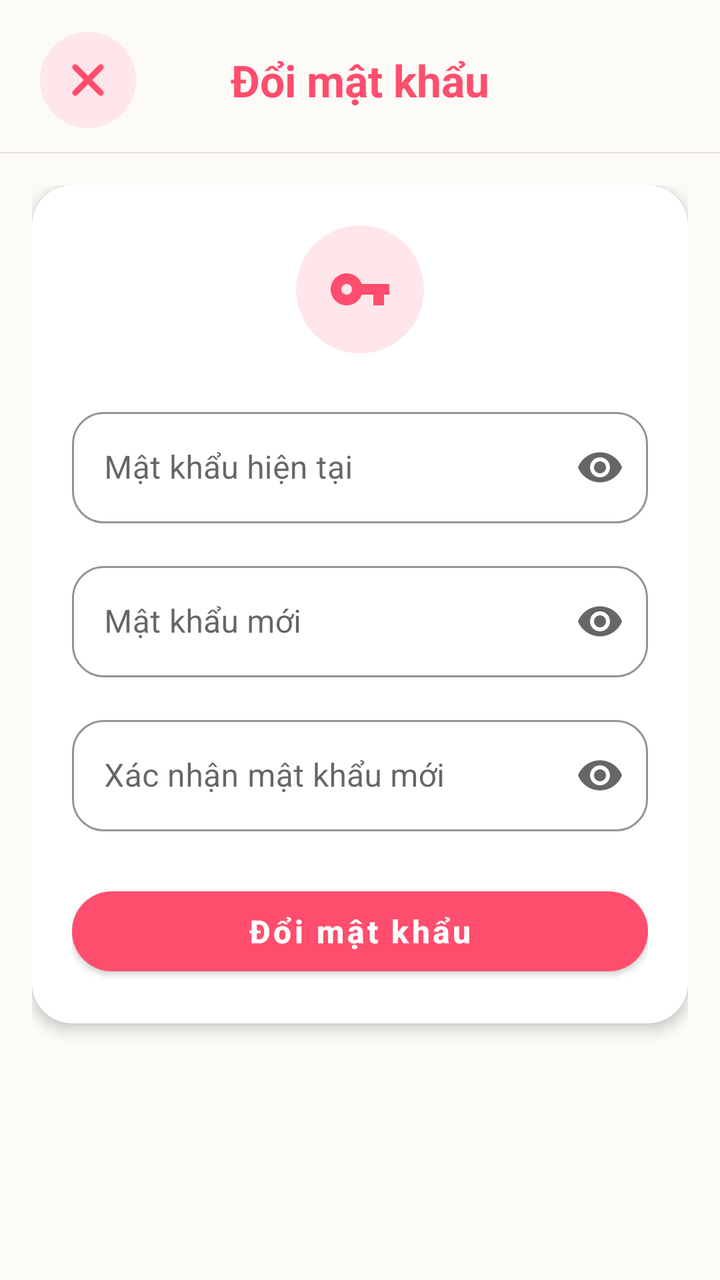
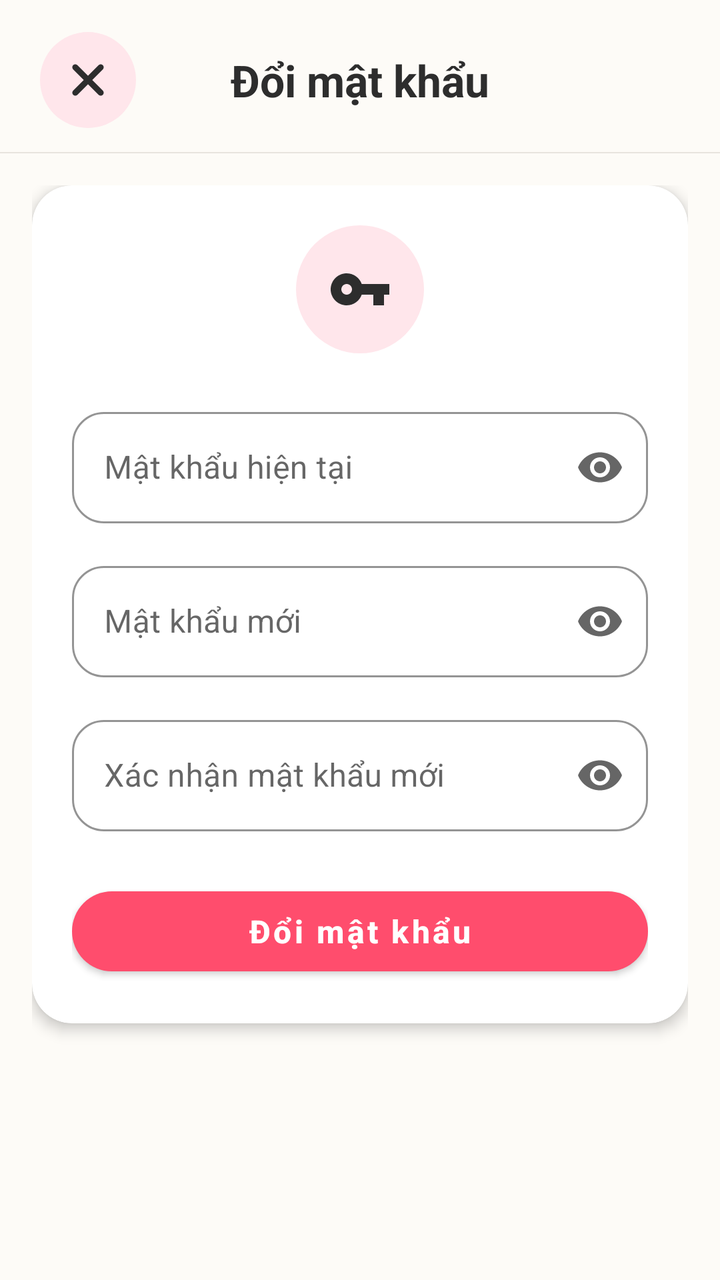

An Android layout rendered at two revisions. The XML below is the earlier revision; the diff shows what the commit changed to produce the second picture.
<!-- AndroidManifest.xml: application theme Theme.Weconnect -->
<!-- res/layout/activity_change_password.xml -->
<?xml version="1.0" encoding="utf-8"?>
<androidx.constraintlayout.widget.ConstraintLayout
    xmlns:android="http://schemas.android.com/apk/res/android"
    xmlns:app="http://schemas.android.com/apk/res-auto"
    android:layout_width="match_parent"
    android:layout_height="match_parent"
    android:background="@color/soft_beige"
    android:fitsSystemWindows="true">

    
    <androidx.constraintlayout.widget.ConstraintLayout
        android:id="@+id/headerChangePassword"
        android:layout_width="match_parent"
        android:layout_height="wrap_content"
        android:paddingHorizontal="20dp"
        android:paddingTop="16dp"
        android:paddingBottom="12dp"
        app:layout_constraintTop_toTopOf="parent">

        <ImageView
            android:id="@+id/ivBackChangePassword"
            android:layout_width="48dp"
            android:layout_height="48dp"
            android:background="@drawable/bg_action_icon_circle"
            android:clickable="true"
            android:contentDescription="Back"
            android:focusable="true"
            android:padding="12dp"
            android:src="@drawable/ic_close"
            app:layout_constraintBottom_toBottomOf="parent"
            app:layout_constraintStart_toStartOf="parent"
            app:layout_constraintTop_toTopOf="parent"
            app:tint="@color/primary_pink" />

        <TextView
            android:layout_width="wrap_content"
            android:layout_height="wrap_content"
            android:text="Đổi mật khẩu"
            android:textColor="@color/primary_pink"
            android:textSize="22sp"
            android:textStyle="bold"
            app:layout_constraintBottom_toBottomOf="parent"
            app:layout_constraintEnd_toEndOf="parent"
            app:layout_constraintStart_toStartOf="parent"
            app:layout_constraintTop_toTopOf="parent" />
    </androidx.constraintlayout.widget.ConstraintLayout>

    <View
        android:id="@+id/dividerChangePassword"
        android:layout_width="match_parent"
        android:layout_height="0.5dp"
        android:background="#E8E4DE"
        app:layout_constraintTop_toBottomOf="@id/headerChangePassword" />

    
    <LinearLayout
        android:layout_width="match_parent"
        android:layout_height="0dp"
        android:orientation="vertical"
        android:padding="16dp"
        app:layout_constraintBottom_toBottomOf="parent"
        app:layout_constraintTop_toBottomOf="@id/dividerChangePassword">

        <com.google.android.material.card.MaterialCardView
            android:layout_width="match_parent"
            android:layout_height="wrap_content"
            app:cardBackgroundColor="@color/card_surface"
            app:cardCornerRadius="20dp"
            app:cardElevation="4dp"
            app:strokeWidth="0dp">

            <LinearLayout
                android:layout_width="match_parent"
                android:layout_height="wrap_content"
                android:orientation="vertical"
                android:padding="20dp">

                
                <LinearLayout
                    android:layout_width="match_parent"
                    android:layout_height="wrap_content"
                    android:gravity="center_horizontal"
                    android:layout_marginBottom="24dp">

                    <ImageView
                        android:layout_width="64dp"
                        android:layout_height="64dp"
                        android:background="@drawable/bg_action_icon_circle"
                        android:padding="16dp"
                        android:src="@drawable/ic_key"
                        app:tint="@color/primary_pink" />
                </LinearLayout>

                
                <com.google.android.material.textfield.TextInputLayout
                    android:id="@+id/tilCurrentPassword"
                    style="@style/Widget.MaterialComponents.TextInputLayout.OutlinedBox"
                    android:layout_width="match_parent"
                    android:layout_height="wrap_content"
                    android:layout_marginBottom="16dp"
                    android:hint="Mật khẩu hiện tại"
                    app:boxCornerRadiusBottomEnd="16dp"
                    app:boxCornerRadiusBottomStart="16dp"
                    app:boxCornerRadiusTopEnd="16dp"
                    app:boxCornerRadiusTopStart="16dp"
                    app:boxStrokeColor="@color/primary_pink"
                    app:endIconMode="password_toggle"
                    app:hintTextColor="@color/primary_pink">

                    <com.google.android.material.textfield.TextInputEditText
                        android:id="@+id/etCurrentPassword"
                        android:layout_width="match_parent"
                        android:layout_height="wrap_content"
                        android:inputType="textPassword"
                        android:textColor="@color/text_primary" />
                </com.google.android.material.textfield.TextInputLayout>

                
                <com.google.android.material.textfield.TextInputLayout
                    android:id="@+id/tilNewPassword"
                    style="@style/Widget.MaterialComponents.TextInputLayout.OutlinedBox"
                    android:layout_width="match_parent"
                    android:layout_height="wrap_content"
                    android:layout_marginBottom="16dp"
                    android:hint="Mật khẩu mới"
                    app:boxCornerRadiusBottomEnd="16dp"
                    app:boxCornerRadiusBottomStart="16dp"
                    app:boxCornerRadiusTopEnd="16dp"
                    app:boxCornerRadiusTopStart="16dp"
                    app:boxStrokeColor="@color/primary_pink"
                    app:endIconMode="password_toggle"
                    app:hintTextColor="@color/primary_pink">

                    <com.google.android.material.textfield.TextInputEditText
                        android:id="@+id/etNewPassword"
                        android:layout_width="match_parent"
                        android:layout_height="wrap_content"
                        android:inputType="textPassword"
                        android:textColor="@color/text_primary" />
                </com.google.android.material.textfield.TextInputLayout>

                
                <com.google.android.material.textfield.TextInputLayout
                    android:id="@+id/tilConfirmPassword"
                    style="@style/Widget.MaterialComponents.TextInputLayout.OutlinedBox"
                    android:layout_width="match_parent"
                    android:layout_height="wrap_content"
                    android:layout_marginBottom="24dp"
                    android:hint="Xác nhận mật khẩu mới"
                    app:boxCornerRadiusBottomEnd="16dp"
                    app:boxCornerRadiusBottomStart="16dp"
                    app:boxCornerRadiusTopEnd="16dp"
                    app:boxCornerRadiusTopStart="16dp"
                    app:boxStrokeColor="@color/primary_pink"
                    app:endIconMode="password_toggle"
                    app:hintTextColor="@color/primary_pink">

                    <com.google.android.material.textfield.TextInputEditText
                        android:id="@+id/etConfirmPassword"
                        android:layout_width="match_parent"
                        android:layout_height="wrap_content"
                        android:inputType="textPassword"
                        android:textColor="@color/text_primary" />
                </com.google.android.material.textfield.TextInputLayout>

                
                <ProgressBar
                    android:id="@+id/progressBarChangePassword"
                    android:layout_width="wrap_content"
                    android:layout_height="wrap_content"
                    android:layout_gravity="center"
                    android:layout_marginBottom="12dp"
                    android:visibility="gone"
                    android:indeterminateTint="@color/primary_pink" />

                
                <com.google.android.material.button.MaterialButton
                    android:id="@+id/btnChangePassword"
                    android:layout_width="match_parent"
                    android:layout_height="52dp"
                    android:text="Đổi mật khẩu"
                    android:textAllCaps="false"
                    android:textSize="16sp"
                    android:textStyle="bold"
                    app:backgroundTint="@color/primary_pink"
                    app:cornerRadius="24dp" />

            </LinearLayout>
        </com.google.android.material.card.MaterialCardView>

    </LinearLayout>

</androidx.constraintlayout.widget.ConstraintLayout>
<!-- resources referenced by this layout -->
<resources>
  <color name="card_surface">#FFFFFF</color>
  <color name="primary_pink">#FF4D6D</color>
  <color name="soft_beige">#FDFBF7</color>
  <color name="text_primary">#2D2D2D</color>
  <!-- drawable bg_action_icon_circle (drawable) -->
  <?xml version="1.0" encoding="utf-8"?>
  <shape xmlns:android="http://schemas.android.com/apk/res/android"
      android:shape="oval">
      <solid android:color="@color/secondary_pink" />
  </shape>
  <!-- drawable ic_close (drawable) -->
  <vector xmlns:android="http://schemas.android.com/apk/res/android"
      android:width="800dp"
      android:height="800dp"
      android:viewportWidth="1024"
      android:viewportHeight="1024">
    <path
        android:pathData="M195.2,195.2a64,64 0,0 1,90.5 0L512,421.5 738.3,195.2a64,64 0,0 1,90.5 90.5L602.5,512 828.8,738.3a64,64 0,0 1,-90.5 90.5L512,602.5 285.7,828.8a64,64 0,0 1,-90.5 -90.5L421.5,512 195.2,285.7a64,64 0,0 1,0 -90.5z"
        android:fillColor="#000000"/>
  </vector>
  <!-- drawable ic_key (drawable) -->
  <?xml version="1.0" encoding="utf-8"?>
  <vector xmlns:android="http://schemas.android.com/apk/res/android"
      android:width="24dp"
      android:height="24dp"
      android:viewportWidth="24"
      android:viewportHeight="24">
      <path
          android:fillColor="#FF000000"
          android:pathData="M12.65,10C11.83,7.67 9.61,6 7,6c-3.31,0 -6,2.69 -6,6s2.69,6 6,6c2.61,0 4.83,-1.67 5.65,-4H17v4h4v-4h2v-4H12.65zM7,14c-1.1,0 -2,-0.9 -2,-2s0.9,-2 2,-2 2,0.9 2,2 -0.9,2 -2,2z" />
  </vector>
  <style name="Theme.Weconnect" parent="Theme.MaterialComponents.DayNight.NoActionBar" />
  <color name="secondary_pink">#FFE6EB</color>
</resources>

<!-- the commit's change to res/layout/activity_change_password.xml (unified diff, before → after) -->
@@ -30,13 +30,13 @@
             app:layout_constraintBottom_toBottomOf="parent"
             app:layout_constraintStart_toStartOf="parent"
             app:layout_constraintTop_toTopOf="parent"
-            app:tint="@color/primary_pink" />
+            app:tint="@color/text_primary" />
 
         <TextView
             android:layout_width="wrap_content"
             android:layout_height="wrap_content"
             android:text="Đổi mật khẩu"
-            android:textColor="@color/primary_pink"
+            android:textColor="@color/text_primary"
             android:textSize="22sp"
             android:textStyle="bold"
             app:layout_constraintBottom_toBottomOf="parent"
@@ -88,7 +88,7 @@
                         android:background="@drawable/bg_action_icon_circle"
                         android:padding="16dp"
                         android:src="@drawable/ic_key"
-                        app:tint="@color/primary_pink" />
+                        app:tint="@color/text_primary" />
                 </LinearLayout>
 
                 
<!-- resource entries referenced after the edit -->
@@ -31,7 +31,36 @@
           android:fillColor="#FF000000"
           android:pathData="M12.65,10C11.83,7.67 9.61,6 7,6c-3.31,0 -6,2.69 -6,6s2.69,6 6,6c2.61,0 4.83,-1.67 5.65,-4H17v4h4v-4h2v-4H12.65zM7,14c-1.1,0 -2,-0.9 -2,-2s0.9,-2 2,-2 2,0.9 2,2 -0.9,2 -2,2z" />
   </vector>
-  <style name="Theme.Weconnect" parent="Theme.MaterialComponents.DayNight.NoActionBar" />
+  <style name="Theme.Weconnect" parent="Theme.MaterialComponents.DayNight.NoActionBar">
+          <item name="materialAlertDialogTheme">@style/Dialog.App</item>
+      </style>
   <color name="secondary_pink">#FFE6EB</color>
+  <style name="Dialog.App" parent="ThemeOverlay.MaterialComponents.MaterialAlertDialog">
+          <item name="alertDialogStyle">@style/MaterialAlertDialog.App</item>
+          <item name="buttonBarNegativeButtonStyle">@style/Dialog.App.ButtonNegative</item>
+          <item name="buttonBarPositiveButtonStyle">@style/Dialog.App.ButtonPositive</item>
+          <item name="buttonBarNeutralButtonStyle">@style/Dialog.App.ButtonNeutral</item>
+      </style>
+  <style name="MaterialAlertDialog.App" parent="MaterialAlertDialog.MaterialComponents">
+          <item name="shapeAppearance">@style/ShapeAppearance.App.Dialog</item>
+      </style>
+  <style name="Dialog.App.ButtonNegative" parent="Widget.MaterialComponents.Button.TextButton.Dialog">
+          <item name="android:textColor">@color/primary_pink</item>
+          <item name="android:fontFamily">sans-serif-medium</item>
+      </style>
+  <style name="Dialog.App.ButtonPositive" parent="Widget.MaterialComponents.Button.TextButton.Dialog">
+          <item name="android:textColor">@color/primary_pink</item>
+          <item name="android:textStyle">bold</item>
+          <item name="android:fontFamily">sans-serif-medium</item>
+      </style>
+  <style name="Dialog.App.ButtonNeutral" parent="Widget.MaterialComponents.Button.TextButton.Dialog">
+          <item name="android:textColor">@color/text_secondary</item>
+          <item name="android:fontFamily">sans-serif-medium</item>
+      </style>
+  <style name="ShapeAppearance.App.Dialog" parent="">
+          <item name="cornerFamily">rounded</item>
+          <item name="cornerSize">20dp</item>
+      </style>
+  <color name="text_secondary">#757575</color>
 </resources>
 
